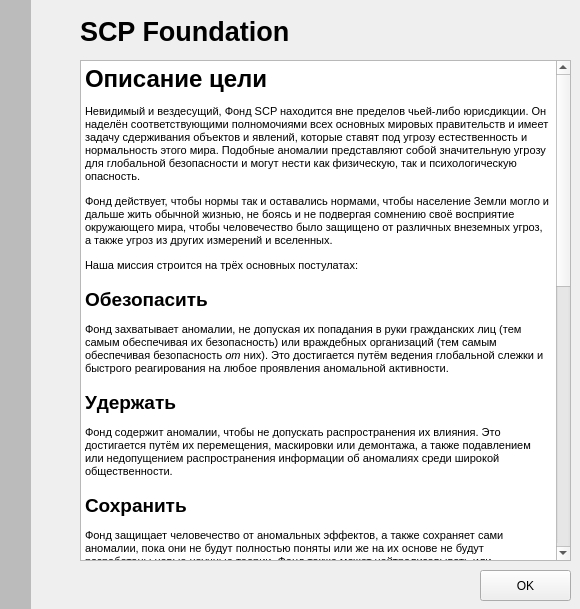
jDan735/qtscp, file qtscp/aboutscp/aboutscp.ui: the form before one commit.
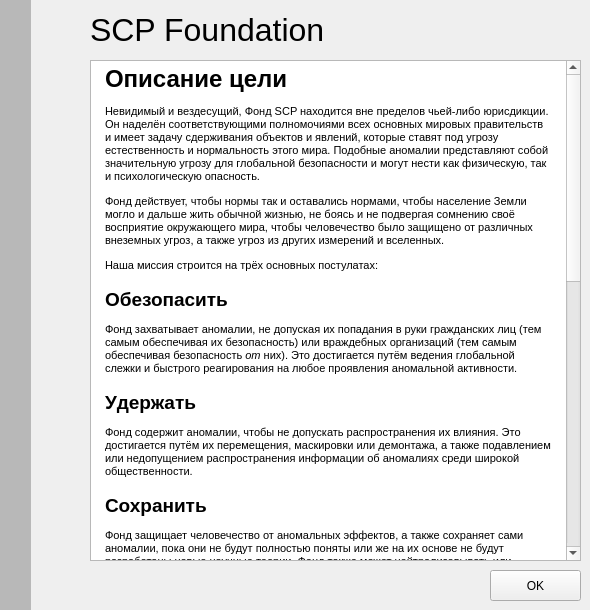
The form after the commit. Icons and pictures are not drawn.

```diff
--- a/qtscp/aboutscp/aboutscp.ui
+++ b/qtscp/aboutscp/aboutscp.ui
@@ -9,8 +9,8 @@
    <rect>
     <x>0</x>
     <y>0</y>
-    <width>580</width>
-    <height>609</height>
+    <width>590</width>
+    <height>610</height>
    </rect>
   </property>
   <property name="sizePolicy">
@@ -21,14 +21,14 @@
   </property>
   <property name="minimumSize">
    <size>
-    <width>100</width>
-    <height>100</height>
+    <width>590</width>
+    <height>610</height>
    </size>
   </property>
   <property name="maximumSize">
    <size>
-    <width>1000</width>
-    <height>1000</height>
+    <width>590</width>
+    <height>610</height>
    </size>
   </property>
   <property name="baseSize">
@@ -72,13 +72,13 @@
     </rect>
    </property>
    <property name="styleSheet">
-    <string notr="true">background:#bbb</string>
+    <string notr="true">background:#B8B8B8</string>
    </property>
   </widget>
   <widget class="QLabel" name="label">
    <property name="geometry">
     <rect>
-     <x>5</x>
+     <x>10</x>
      <y>10</y>
      <width>71</width>
      <height>71</height>
@@ -88,16 +88,16 @@
     <string notr="true"/>
    </property>
    <property name="text">
-    <string>&lt;html&gt;&lt;head/&gt;&lt;body&gt;&lt;p&gt;&lt;img src=&quot;:/default/img/scp.png&quot;/&gt;&lt;/p&gt;&lt;/body&gt;&lt;/html&gt;</string>
+    <string>&lt;html&gt;&lt;head/&gt;&lt;body&gt;&lt;p&gt;&lt;img src=&quot;:/default/img/app/App_OpenCubicPlayer.png&quot;/&gt;&lt;/p&gt;&lt;/body&gt;&lt;/html&gt;</string>
    </property>
   </widget>
   <widget class="QLabel" name="label_2">
    <property name="geometry">
     <rect>
-     <x>80</x>
-     <y>16</y>
-     <width>211</width>
-     <height>31</height>
+     <x>90</x>
+     <y>10</y>
+     <width>471</width>
+     <height>41</height>
     </rect>
    </property>
    <property name="font">
@@ -108,13 +108,13 @@
     </font>
    </property>
    <property name="text">
-    <string>&lt;html&gt;&lt;head/&gt;&lt;body&gt;&lt;p style=&quot;font-weight: 500;&quot;&gt;SCP Foundation&lt;/p&gt;&lt;/body&gt;&lt;/html&gt;</string>
+    <string>&lt;html&gt;&lt;head/&gt;&lt;body&gt;&lt;p style=&quot; font-size:24pt; font-weight:496;&quot;&gt;SCP Foundation&lt;/p&gt;&lt;/body&gt;&lt;/html&gt;</string>
    </property>
   </widget>
   <widget class="QTextBrowser" name="textBrowser">
    <property name="geometry">
     <rect>
-     <x>80</x>
+     <x>90</x>
      <y>60</y>
      <width>491</width>
      <height>501</height>
@@ -126,36 +126,39 @@
    <property name="acceptDrops">
     <bool>false</bool>
    </property>
+   <property name="styleSheet">
+    <string notr="true"/>
+   </property>
    <property name="html">
     <string>&lt;!DOCTYPE HTML PUBLIC &quot;-//W3C//DTD HTML 4.0//EN&quot; &quot;http://www.w3.org/TR/REC-html40/strict.dtd&quot;&gt;
 &lt;html&gt;&lt;head&gt;&lt;meta name=&quot;qrichtext&quot; content=&quot;1&quot; /&gt;&lt;style type=&quot;text/css&quot;&gt;
 p, li { white-space: pre-wrap; }
 &lt;/style&gt;&lt;/head&gt;&lt;body style=&quot; font-family:'MS Shell Dlg 2'; font-size:8.25pt; font-weight:400; font-style:normal;&quot;&gt;
-&lt;p style=&quot; margin-top:18px; margin-bottom:12px; margin-left:0px; margin-right:0px; -qt-block-indent:0; text-indent:0px;&quot;&gt;&lt;a name=&quot;toc0&quot;&gt;&lt;/a&gt;&lt;span style=&quot; font-size:18pt; font-weight:600;&quot;&gt;О&lt;/span&gt;&lt;span style=&quot; font-size:18pt; font-weight:600;&quot;&gt;писание цели&lt;/span&gt;&lt;/p&gt;
-&lt;p style=&quot; margin-top:12px; margin-bottom:12px; margin-left:0px; margin-right:0px; -qt-block-indent:0; text-indent:0px;&quot;&gt;&lt;span style=&quot; font-size:8pt;&quot;&gt;Невидимый и вездесущий, Фонд SCP находится вне пределов чьей-либо юрисдикции. Он наделён соответствующими полномочиями всех основных мировых правительств и имеет задачу сдерживания объектов и явлений, которые ставят под угрозу естественность и нормальность этого мира. Подобные аномалии представляют собой значительную угрозу для глобальной безопасности и могут нести как физическую, так и психологическую опасность.&lt;/span&gt;&lt;/p&gt;
-&lt;p style=&quot; margin-top:12px; margin-bottom:12px; margin-left:0px; margin-right:0px; -qt-block-indent:0; text-indent:0px;&quot;&gt;&lt;span style=&quot; font-size:8pt;&quot;&gt;Фонд действует, чтобы нормы так и оставались нормами, чтобы население Земли могло и дальше жить обычной жизнью, не боясь и не подвергая сомнению своё восприятие окружающего мира, чтобы человечество было защищено от различных внеземных угроз, а также угроз из других измерений и вселенных.&lt;/span&gt;&lt;/p&gt;
-&lt;p style=&quot; margin-top:12px; margin-bottom:12px; margin-left:0px; margin-right:0px; -qt-block-indent:0; text-indent:0px;&quot;&gt;&lt;span style=&quot; font-size:8pt;&quot;&gt;Наша миссия строится на трёх основных постулатах:&lt;/span&gt;&lt;/p&gt;
-&lt;p style=&quot; margin-top:16px; margin-bottom:12px; margin-left:0px; margin-right:0px; -qt-block-indent:0; text-indent:0px;&quot;&gt;&lt;a name=&quot;toc1&quot;&gt;&lt;/a&gt;&lt;span style=&quot; font-size:14pt; font-weight:600;&quot;&gt;О&lt;/span&gt;&lt;span style=&quot; font-size:14pt; font-weight:600;&quot;&gt;безопасить&lt;/span&gt;&lt;/p&gt;
-&lt;p style=&quot; margin-top:12px; margin-bottom:12px; margin-left:0px; margin-right:0px; -qt-block-indent:0; text-indent:0px;&quot;&gt;&lt;span style=&quot; font-size:8pt;&quot;&gt;Фонд захватывает аномалии, не допуская их попадания в руки гражданских лиц (тем самым обеспечивая их безопасность) или враждебных организаций (тем самым обеспечивая безопасность &lt;/span&gt;&lt;span style=&quot; font-size:8pt; font-style:italic;&quot;&gt;от&lt;/span&gt;&lt;span style=&quot; font-size:8pt;&quot;&gt; них). Это достигается путём ведения глобальной слежки и быстрого реагирования на любое проявления аномальной активности.&lt;/span&gt;&lt;/p&gt;
-&lt;p style=&quot; margin-top:16px; margin-bottom:12px; margin-left:0px; margin-right:0px; -qt-block-indent:0; text-indent:0px;&quot;&gt;&lt;a name=&quot;toc2&quot;&gt;&lt;/a&gt;&lt;span style=&quot; font-size:14pt; font-weight:600;&quot;&gt;У&lt;/span&gt;&lt;span style=&quot; font-size:14pt; font-weight:600;&quot;&gt;держать&lt;/span&gt;&lt;/p&gt;
-&lt;p style=&quot; margin-top:12px; margin-bottom:12px; margin-left:0px; margin-right:0px; -qt-block-indent:0; text-indent:0px;&quot;&gt;&lt;span style=&quot; font-size:8pt;&quot;&gt;Фонд содержит аномалии, чтобы не допускать распространения их влияния. Это достигается путём их перемещения, маскировки или демонтажа, а также подавлением или недопущением распространения информации об аномалиях среди широкой общественности.&lt;/span&gt;&lt;/p&gt;
-&lt;p style=&quot; margin-top:16px; margin-bottom:12px; margin-left:0px; margin-right:0px; -qt-block-indent:0; text-indent:0px;&quot;&gt;&lt;a name=&quot;toc3&quot;&gt;&lt;/a&gt;&lt;span style=&quot; font-size:14pt; font-weight:600;&quot;&gt;С&lt;/span&gt;&lt;span style=&quot; font-size:14pt; font-weight:600;&quot;&gt;охранить&lt;/span&gt;&lt;/p&gt;
-&lt;p style=&quot; margin-top:12px; margin-bottom:12px; margin-left:0px; margin-right:0px; -qt-block-indent:0; text-indent:0px;&quot;&gt;&lt;span style=&quot; font-size:8pt;&quot;&gt;Фонд защищает человечество от аномальных эффектов, а также сохраняет сами аномалии, пока они не будут полностью поняты или же на их основе не будут разработаны новые научные теории. Фонд также может нейтрализовывать или уничтожать аномалии, но подобные действия применяются лишь в самых крайних случаях, когда аномалия слишком опасна, чтобы её можно было содержать.&lt;/span&gt;&lt;/p&gt;
-&lt;p style=&quot; margin-top:18px; margin-bottom:12px; margin-left:0px; margin-right:0px; -qt-block-indent:0; text-indent:0px;&quot;&gt;&lt;a name=&quot;toc4&quot;&gt;&lt;/a&gt;&lt;span style=&quot; font-size:16pt; font-weight:600;&quot;&gt;О&lt;/span&gt;&lt;span style=&quot; font-size:16pt; font-weight:600;&quot;&gt;перации Фонда&lt;/span&gt;&lt;/p&gt;
-&lt;p style=&quot; margin-top:12px; margin-bottom:12px; margin-left:0px; margin-right:0px; -qt-block-indent:0; text-indent:0px;&quot;&gt;&lt;span style=&quot; font-size:8pt;&quot;&gt;С целью выполнения основных задач Фонд регулярно проводит множество тайных операций по всему миру.&lt;/span&gt;&lt;/p&gt;
-&lt;p style=&quot; margin-top:16px; margin-bottom:12px; margin-left:0px; margin-right:0px; -qt-block-indent:0; text-indent:0px;&quot;&gt;&lt;a name=&quot;toc5&quot;&gt;&lt;/a&gt;&lt;span style=&quot; font-size:14pt; font-weight:600;&quot;&gt;О&lt;/span&gt;&lt;span style=&quot; font-size:14pt; font-weight:600;&quot;&gt;собые условия содержания или Special Containment Procedures - &amp;quot;SCP&amp;quot;&lt;/span&gt;&lt;/p&gt;
-&lt;p style=&quot; margin-top:12px; margin-bottom:12px; margin-left:0px; margin-right:0px; -qt-block-indent:0; text-indent:0px;&quot;&gt;&lt;span style=&quot; font-size:8pt;&quot;&gt;Фонд обладает обширной базой данных об аномалиях, требующих особых условий содержания, что обычно сокращается как &amp;quot;ОУС&amp;quot;. Большая часть этой информации содержит общие сведения об аномальных объектах и описания процедур, требуемых для их безопасного содержания или выполняемых в случае нарушений условий содержания и других подобных событий.&lt;/span&gt;&lt;/p&gt;
-&lt;p style=&quot; margin-top:12px; margin-bottom:12px; margin-left:0px; margin-right:0px; -qt-block-indent:0; text-indent:0px;&quot;&gt;&lt;span style=&quot; font-size:8pt;&quot;&gt;Аномалии имеют множество форм, среди них встречаются предметы, существа, места и даже явления. При постановке на содержание каждой такой аномалии присваивается один из &lt;/span&gt;&lt;a href=&quot;http://scpfoundation.net/object-classes&quot;&gt;&lt;span style=&quot; font-size:8pt; text-decoration: underline; color:#0000ff;&quot;&gt;классов&lt;/span&gt;&lt;/a&gt;&lt;span style=&quot; font-size:8pt;&quot;&gt;, после чего она или транспортируется в одно из множества &lt;/span&gt;&lt;a href=&quot;http://scpfoundation.net/secure-facilities-locations&quot;&gt;&lt;span style=&quot; font-size:8pt; text-decoration: underline; color:#0000ff;&quot;&gt;учреждений Фонда&lt;/span&gt;&lt;/a&gt;&lt;span style=&quot; font-size:8pt;&quot;&gt;, или же, если её перемещение невозможно, содержится на месте обнаружения.&lt;/span&gt;&lt;/p&gt;
-&lt;p style=&quot; margin-top:16px; margin-bottom:12px; margin-left:0px; margin-right:0px; -qt-block-indent:0; text-indent:0px;&quot;&gt;&lt;a name=&quot;toc6&quot;&gt;&lt;/a&gt;&lt;span style=&quot; font-size:14pt; font-weight:600;&quot;&gt;С&lt;/span&gt;&lt;span style=&quot; font-size:14pt; font-weight:600;&quot;&gt;екретность&lt;/span&gt;&lt;/p&gt;
-&lt;p style=&quot; margin-top:12px; margin-bottom:12px; margin-left:0px; margin-right:0px; -qt-block-indent:0; text-indent:0px;&quot;&gt;&lt;span style=&quot; font-size:8pt;&quot;&gt;Фонд действует в режиме строжайшей секретности. Каждый из его сотрудников обладает одним из &lt;/span&gt;&lt;a href=&quot;http://scpfoundation.net/security-clearance-levels&quot;&gt;&lt;span style=&quot; font-size:8pt; text-decoration: underline; color:#0000ff;&quot;&gt;уровней допуска&lt;/span&gt;&lt;/a&gt;&lt;span style=&quot; font-size:8pt;&quot;&gt;, который позволяет ему получать доступ только к необходимой для выполнения его обязанностей информации. Персонал Фонда, уличённый в нарушении протоколов секретности, идентифицируется, задерживается и подвергается дисциплинарным мерам, зависящим от серьёзности нарушения.&lt;/span&gt;&lt;/p&gt;
-&lt;p style=&quot; margin-top:16px; margin-bottom:12px; margin-left:0px; margin-right:0px; -qt-block-indent:0; text-indent:0px;&quot;&gt;&lt;a name=&quot;toc7&quot;&gt;&lt;/a&gt;&lt;span style=&quot; font-size:14pt; font-weight:600;&quot;&gt;С&lt;/span&gt;&lt;span style=&quot; font-size:14pt; font-weight:600;&quot;&gt;вязанные организации и враждебные группировки&lt;/span&gt;&lt;/p&gt;
-&lt;p style=&quot; margin-top:12px; margin-bottom:12px; margin-left:0px; margin-right:0px; -qt-block-indent:0; text-indent:0px;&quot;&gt;&lt;span style=&quot; font-size:8pt;&quot;&gt;Фонд SCP - не единственная организация, которой известно об аномалиях, многие другие группировки пытаются взаимодействовать с аномальными объектами или как-то их использовать. Некоторые такие &lt;/span&gt;&lt;a href=&quot;http://scpfoundation.net/groups-of-interest&quot;&gt;&lt;span style=&quot; font-size:8pt; text-decoration: underline; color:#0000ff;&quot;&gt;связанные организации&lt;/span&gt;&lt;/a&gt;&lt;span style=&quot; font-size:8pt;&quot;&gt; имеют схожие с Фондом цели и могут сотрудничать с ним, но большая часть действует в собственных интересах и чаще всего пытается приспособить аномалии для получения прибыли. От персонала Фонда требуется проявлять осторожность при взаимодействии с членами подобных группировок, сотрудничество с ними без предварительного согласования с руководством может послужить причиной применения дисциплинарных мер, вплоть до устранения.&lt;/span&gt;&lt;/p&gt;&lt;/body&gt;&lt;/html&gt;</string>
+&lt;p style=&quot; margin-top:18px; margin-bottom:12px; margin-left:10px; margin-right:10px; -qt-block-indent:0; text-indent:0px;&quot;&gt;&lt;a name=&quot;toc0&quot;&gt;&lt;/a&gt;&lt;span style=&quot; font-size:18pt; font-weight:600;&quot;&gt;О&lt;/span&gt;&lt;span style=&quot; font-size:18pt; font-weight:600;&quot;&gt;писание цели&lt;/span&gt;&lt;/p&gt;
+&lt;p style=&quot; margin-top:12px; margin-bottom:12px; margin-left:10px; margin-right:10px; -qt-block-indent:0; text-indent:0px;&quot;&gt;&lt;span style=&quot; font-size:8pt;&quot;&gt;Невидимый и вездесущий, Фонд SCP находится вне пределов чьей-либо юрисдикции. Он наделён соответствующими полномочиями всех основных мировых правительств и имеет задачу сдерживания объектов и явлений, которые ставят под угрозу естественность и нормальность этого мира. Подобные аномалии представляют собой значительную угрозу для глобальной безопасности и могут нести как физическую, так и психологическую опасность.&lt;/span&gt;&lt;/p&gt;
+&lt;p style=&quot; margin-top:12px; margin-bottom:12px; margin-left:10px; margin-right:10px; -qt-block-indent:0; text-indent:0px;&quot;&gt;&lt;span style=&quot; font-size:8pt;&quot;&gt;Фонд действует, чтобы нормы так и оставались нормами, чтобы население Земли могло и дальше жить обычной жизнью, не боясь и не подвергая сомнению своё восприятие окружающего мира, чтобы человечество было защищено от различных внеземных угроз, а также угроз из других измерений и вселенных.&lt;/span&gt;&lt;/p&gt;
+&lt;p style=&quot; margin-top:12px; margin-bottom:12px; margin-left:10px; margin-right:10px; -qt-block-indent:0; text-indent:0px;&quot;&gt;&lt;span style=&quot; font-size:8pt;&quot;&gt;Наша миссия строится на трёх основных постулатах:&lt;/span&gt;&lt;/p&gt;
+&lt;p style=&quot; margin-top:16px; margin-bottom:12px; margin-left:10px; margin-right:10px; -qt-block-indent:0; text-indent:0px;&quot;&gt;&lt;a name=&quot;toc1&quot;&gt;&lt;/a&gt;&lt;span style=&quot; font-size:14pt; font-weight:600;&quot;&gt;О&lt;/span&gt;&lt;span style=&quot; font-size:14pt; font-weight:600;&quot;&gt;безопасить&lt;/span&gt;&lt;/p&gt;
+&lt;p style=&quot; margin-top:12px; margin-bottom:12px; margin-left:10px; margin-right:10px; -qt-block-indent:0; text-indent:0px;&quot;&gt;&lt;span style=&quot; font-size:8pt;&quot;&gt;Фонд захватывает аномалии, не допуская их попадания в руки гражданских лиц (тем самым обеспечивая их безопасность) или враждебных организаций (тем самым обеспечивая безопасность &lt;/span&gt;&lt;span style=&quot; font-size:8pt; font-style:italic;&quot;&gt;от&lt;/span&gt;&lt;span style=&quot; font-size:8pt;&quot;&gt; них). Это достигается путём ведения глобальной слежки и быстрого реагирования на любое проявления аномальной активности.&lt;/span&gt;&lt;/p&gt;
+&lt;p style=&quot; margin-top:16px; margin-bottom:12px; margin-left:10px; margin-right:10px; -qt-block-indent:0; text-indent:0px;&quot;&gt;&lt;a name=&quot;toc2&quot;&gt;&lt;/a&gt;&lt;span style=&quot; font-size:14pt; font-weight:600;&quot;&gt;У&lt;/span&gt;&lt;span style=&quot; font-size:14pt; font-weight:600;&quot;&gt;держать&lt;/span&gt;&lt;/p&gt;
+&lt;p style=&quot; margin-top:12px; margin-bottom:12px; margin-left:10px; margin-right:10px; -qt-block-indent:0; text-indent:0px;&quot;&gt;&lt;span style=&quot; font-size:8pt;&quot;&gt;Фонд содержит аномалии, чтобы не допускать распространения их влияния. Это достигается путём их перемещения, маскировки или демонтажа, а также подавлением или недопущением распространения информации об аномалиях среди широкой общественности.&lt;/span&gt;&lt;/p&gt;
+&lt;p style=&quot; margin-top:16px; margin-bottom:12px; margin-left:10px; margin-right:10px; -qt-block-indent:0; text-indent:0px;&quot;&gt;&lt;a name=&quot;toc3&quot;&gt;&lt;/a&gt;&lt;span style=&quot; font-size:14pt; font-weight:600;&quot;&gt;С&lt;/span&gt;&lt;span style=&quot; font-size:14pt; font-weight:600;&quot;&gt;охранить&lt;/span&gt;&lt;/p&gt;
+&lt;p style=&quot; margin-top:12px; margin-bottom:12px; margin-left:10px; margin-right:10px; -qt-block-indent:0; text-indent:0px;&quot;&gt;&lt;span style=&quot; font-size:8pt;&quot;&gt;Фонд защищает человечество от аномальных эффектов, а также сохраняет сами аномалии, пока они не будут полностью поняты или же на их основе не будут разработаны новые научные теории. Фонд также может нейтрализовывать или уничтожать аномалии, но подобные действия применяются лишь в самых крайних случаях, когда аномалия слишком опасна, чтобы её можно было содержать.&lt;/span&gt;&lt;/p&gt;
+&lt;p style=&quot; margin-top:18px; margin-bottom:12px; margin-left:10px; margin-right:10px; -qt-block-indent:0; text-indent:0px;&quot;&gt;&lt;a name=&quot;toc4&quot;&gt;&lt;/a&gt;&lt;span style=&quot; font-size:16pt; font-weight:600;&quot;&gt;О&lt;/span&gt;&lt;span style=&quot; font-size:16pt; font-weight:600;&quot;&gt;перации Фонда&lt;/span&gt;&lt;/p&gt;
+&lt;p style=&quot; margin-top:12px; margin-bottom:12px; margin-left:10px; margin-right:10px; -qt-block-indent:0; text-indent:0px;&quot;&gt;&lt;span style=&quot; font-size:8pt;&quot;&gt;С целью выполнения основных задач Фонд регулярно проводит множество тайных операций по всему миру.&lt;/span&gt;&lt;/p&gt;
+&lt;p style=&quot; margin-top:16px; margin-bottom:12px; margin-left:10px; margin-right:10px; -qt-block-indent:0; text-indent:0px;&quot;&gt;&lt;a name=&quot;toc5&quot;&gt;&lt;/a&gt;&lt;span style=&quot; font-size:14pt; font-weight:600;&quot;&gt;О&lt;/span&gt;&lt;span style=&quot; font-size:14pt; font-weight:600;&quot;&gt;собые условия содержания или Special Containment Procedures - &amp;quot;SCP&amp;quot;&lt;/span&gt;&lt;/p&gt;
+&lt;p style=&quot; margin-top:12px; margin-bottom:12px; margin-left:10px; margin-right:10px; -qt-block-indent:0; text-indent:0px;&quot;&gt;&lt;span style=&quot; font-size:8pt;&quot;&gt;Фонд обладает обширной базой данных об аномалиях, требующих особых условий содержания, что обычно сокращается как &amp;quot;ОУС&amp;quot;. Большая часть этой информации содержит общие сведения об аномальных объектах и описания процедур, требуемых для их безопасного содержания или выполняемых в случае нарушений условий содержания и других подобных событий.&lt;/span&gt;&lt;/p&gt;
+&lt;p style=&quot; margin-top:12px; margin-bottom:12px; margin-left:10px; margin-right:10px; -qt-block-indent:0; text-indent:0px;&quot;&gt;&lt;span style=&quot; font-size:8pt;&quot;&gt;Аномалии имеют множество форм, среди них встречаются предметы, существа, места и даже явления. При постановке на содержание каждой такой аномалии присваивается один из &lt;/span&gt;&lt;a href=&quot;http://scpfoundation.net/object-classes&quot;&gt;&lt;span style=&quot; font-size:8pt; text-decoration: underline; color:#0000ff;&quot;&gt;классов&lt;/span&gt;&lt;/a&gt;&lt;span style=&quot; font-size:8pt;&quot;&gt;, после чего она или транспортируется в одно из множества &lt;/span&gt;&lt;a href=&quot;http://scpfoundation.net/secure-facilities-locations&quot;&gt;&lt;span style=&quot; font-size:8pt; text-decoration: underline; color:#0000ff;&quot;&gt;учреждений Фонда&lt;/span&gt;&lt;/a&gt;&lt;span style=&quot; font-size:8pt;&quot;&gt;, или же, если её перемещение невозможно, содержится на месте обнаружения.&lt;/span&gt;&lt;/p&gt;
+&lt;p style=&quot; margin-top:16px; margin-bottom:12px; margin-left:10px; margin-right:10px; -qt-block-indent:0; text-indent:0px;&quot;&gt;&lt;a name=&quot;toc6&quot;&gt;&lt;/a&gt;&lt;span style=&quot; font-size:14pt; font-weight:600;&quot;&gt;С&lt;/span&gt;&lt;span style=&quot; font-size:14pt; font-weight:600;&quot;&gt;екретность&lt;/span&gt;&lt;/p&gt;
+&lt;p style=&quot; margin-top:12px; margin-bottom:12px; margin-left:10px; margin-right:10px; -qt-block-indent:0; text-indent:0px;&quot;&gt;&lt;span style=&quot; font-size:8pt;&quot;&gt;Фонд действует в режиме строжайшей секретности. Каждый из его сотрудников обладает одним из &lt;/span&gt;&lt;a href=&quot;http://scpfoundation.net/security-clearance-levels&quot;&gt;&lt;span style=&quot; font-size:8pt; text-decoration: underline; color:#0000ff;&quot;&gt;уровней допуска&lt;/span&gt;&lt;/a&gt;&lt;span style=&quot; font-size:8pt;&quot;&gt;, который позволяет ему получать доступ только к необходимой для выполнения его обязанностей информации. Персонал Фонда, уличённый в нарушении протоколов секретности, идентифицируется, задерживается и подвергается дисциплинарным мерам, зависящим от серьёзности нарушения.&lt;/span&gt;&lt;/p&gt;
+&lt;p style=&quot; margin-top:16px; margin-bottom:12px; margin-left:10px; margin-right:10px; -qt-block-indent:0; text-indent:0px;&quot;&gt;&lt;a name=&quot;toc7&quot;&gt;&lt;/a&gt;&lt;span style=&quot; font-size:14pt; font-weight:600;&quot;&gt;С&lt;/span&gt;&lt;span style=&quot; font-size:14pt; font-weight:600;&quot;&gt;вязанные организации и враждебные группировки&lt;/span&gt;&lt;/p&gt;
+&lt;p style=&quot; margin-top:12px; margin-bottom:12px; margin-left:10px; margin-right:10px; -qt-block-indent:0; text-indent:0px;&quot;&gt;&lt;span style=&quot; font-size:8pt;&quot;&gt;Фонд SCP - не единственная организация, которой известно об аномалиях, многие другие группировки пытаются взаимодействовать с аномальными объектами или как-то их использовать. Некоторые такие &lt;/span&gt;&lt;a href=&quot;http://scpfoundation.net/groups-of-interest&quot;&gt;&lt;span style=&quot; font-size:8pt; text-decoration: underline; color:#0000ff;&quot;&gt;связанные организации&lt;/span&gt;&lt;/a&gt;&lt;span style=&quot; font-size:8pt;&quot;&gt; имеют схожие с Фондом цели и могут сотрудничать с ним, но большая часть действует в собственных интересах и чаще всего пытается приспособить аномалии для получения прибыли. От персонала Фонда требуется проявлять осторожность при взаимодействии с членами подобных группировок, сотрудничество с ними без предварительного согласования с руководством может послужить причиной применения дисциплинарных мер, вплоть до устранения.&lt;/span&gt;&lt;/p&gt;&lt;/body&gt;&lt;/html&gt;</string>
    </property>
   </widget>
   <widget class="QPushButton" name="pushButton">
    <property name="geometry">
     <rect>
-     <x>480</x>
+     <x>490</x>
      <y>570</y>
      <width>91</width>
      <height>31</height>
```
Left out of the diff: 17 changed lines with no effect on the pictures.
